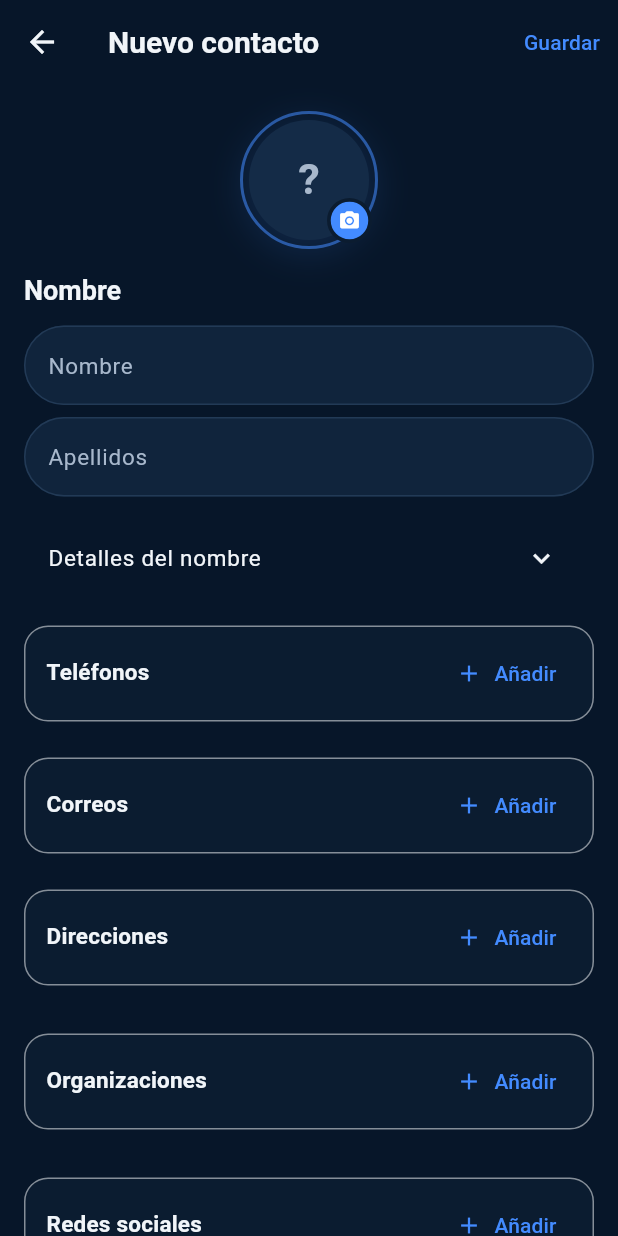
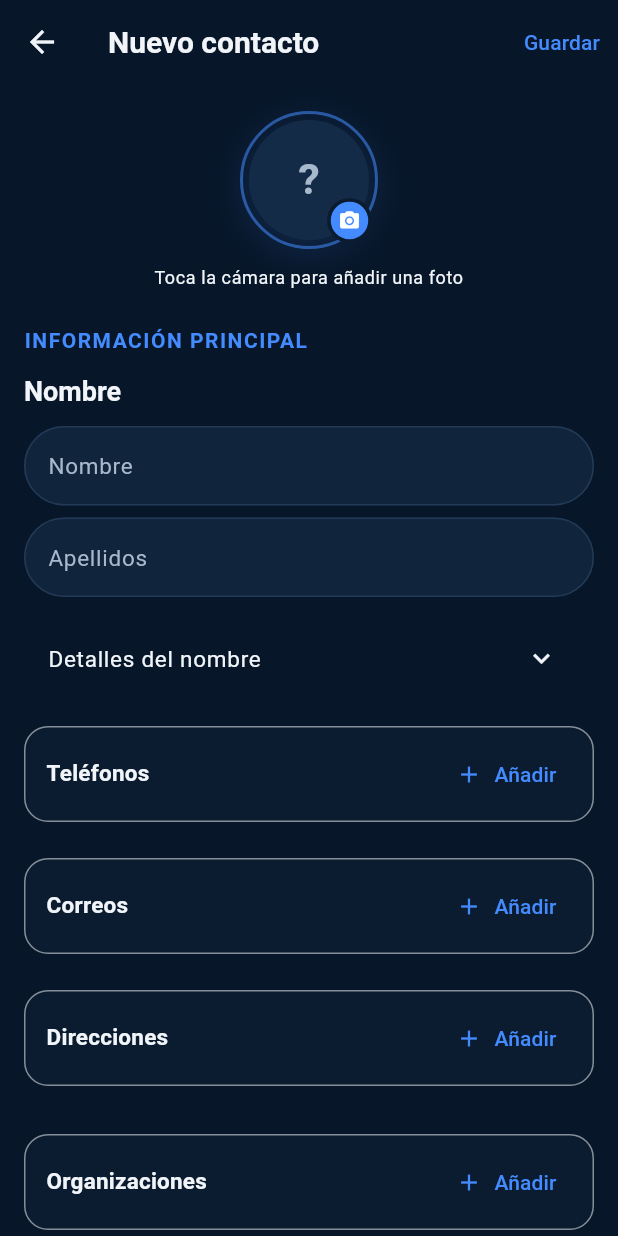
Before and after one commit to Ocelote9547/Nexo-dev, a Flutter app: the ContactFormScreen screen opened directly, on a phone screen of 412 x 824 dp. Run offline on Flutter 3.47's test engine with Material 3 defaults, Android fonts, the phone set to English and light mode, and no system bars; our stand-ins replace drift, file_picker, flutter_contacts, flutter_local_notifications, flutter_riverpod, flutter_secure_storage and 4 more; accounts and stored records are empty; generated files the repository leaves out were written again.

Commit message:
Clarify photo affordance and improve contact form hierarchy

```diff
--- a/lib/features/contacts/presentation/screens/contact_form_screen.dart
+++ b/lib/features/contacts/presentation/screens/contact_form_screen.dart
@@ -421,14 +421,32 @@ class _ContactFormScreenState extends ConsumerState<ContactFormScreen> {
                 ),
               ),
             ),
+            const SizedBox(height: 10),
+            Text(
+              _photoPath == null ? 'Toca la cámara para añadir una foto' : 'Foto del contacto',
+              style: Theme.of(context).textTheme.bodySmall?.copyWith(
+                color: Theme.of(context).colorScheme.onSurfaceVariant,
+              ),
+              textAlign: TextAlign.center,
+            ),
             if (_photoPath != null)
               Center(
-                child: TextButton(
+                child: TextButton.icon(
                   onPressed: () => setState(() { _photoPath = null; _photoHash = null; }),
-                  child: const Text('Eliminar foto'),
+                  icon: const Icon(Icons.delete_outline, size: 18),
+                  label: const Text('Eliminar foto'),
                 ),
               ),
-            const SizedBox(height: NexoSpacing.lg),
+            const SizedBox(height: NexoSpacing.xl),
+            Text(
+              'INFORMACIÓN PRINCIPAL',
+              style: Theme.of(context).textTheme.labelLarge?.copyWith(
+                color: Theme.of(context).colorScheme.primary,
+                fontWeight: FontWeight.w700,
+                letterSpacing: 1.0,
+              ),
+            ),
+            const SizedBox(height: NexoSpacing.md),
             Text('Nombre', style: Theme.of(context).textTheme.titleLarge),
             const SizedBox(height: NexoSpacing.md),
             TextField(controller: _givenName, decoration: const InputDecoration(labelText: 'Nombre')),
```
